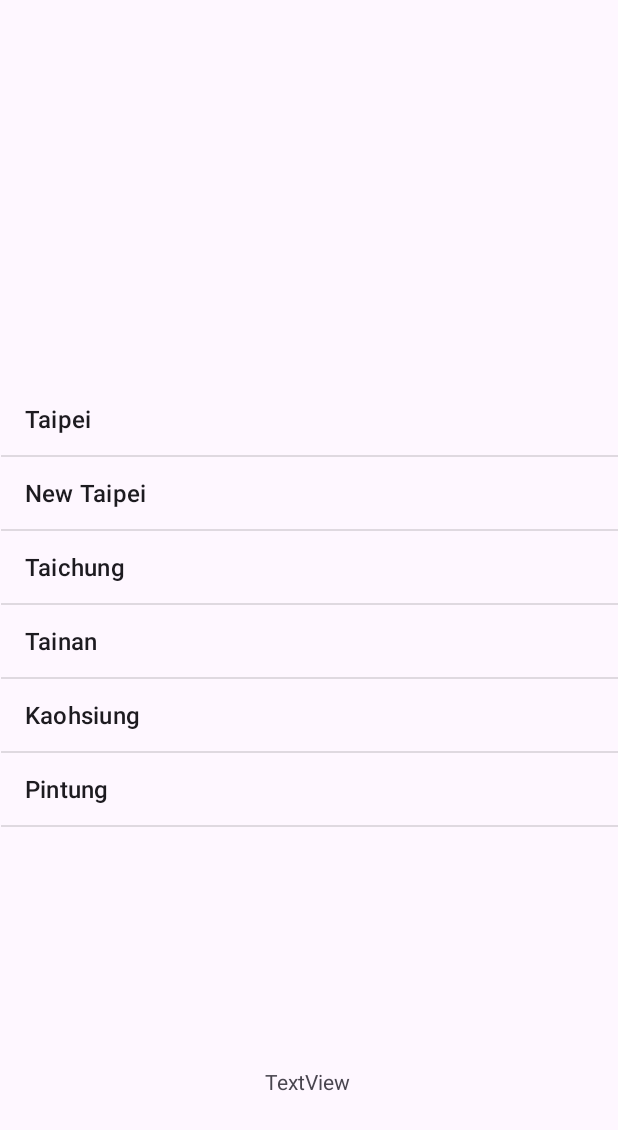
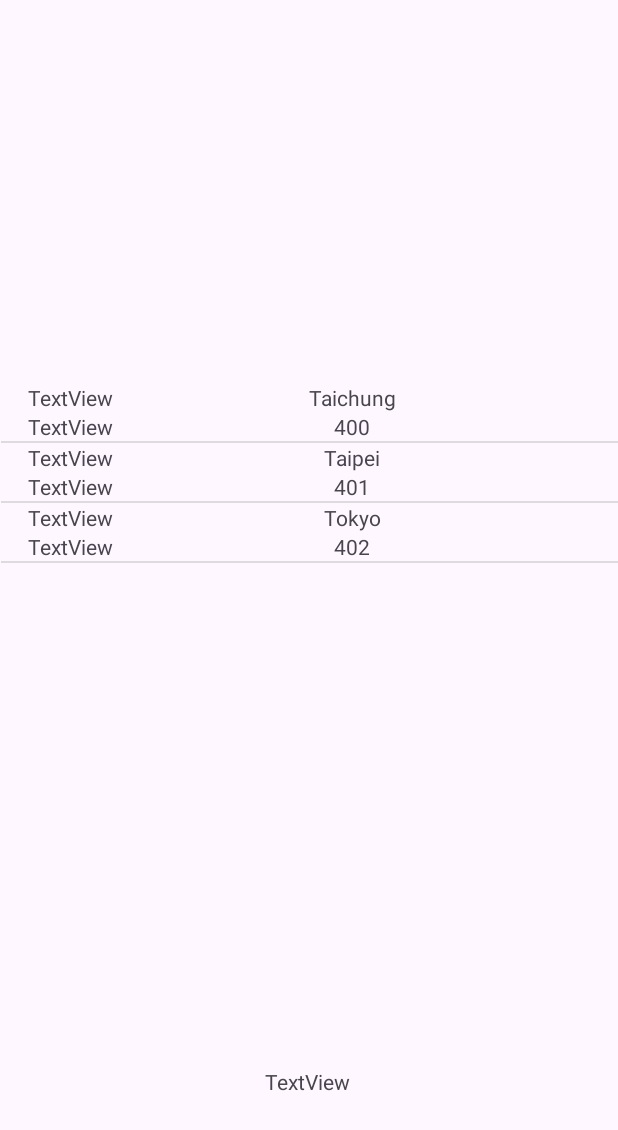
Before and after one commit to Roberthsuan/Advancedwidget, an Android app: the screen it shows after launch (MainActivity), on a phone screen of 412 x 824 dp. Shown: the top 1130 px of the screen. Run offline under Robolectric (Android 15) with nearby library versions, the phone set to English and light mode, and no system bars.

Commit message:
透過客製化Adapter與樣式xml方法，讓listview內容自動變化

```diff
--- /dev/null
+++ b/ListViewTest/app/src/main/java/com/example/listviewtest/City.java
@@ -0,0 +1,11 @@
+package com.example.listviewtest;
+
+public class City {
+    public String name;
+    public int zipcode;
+
+    public City(String name, int zipcode){
+        this.name=name;
+        this.zipcode=zipcode;
+    }
+}
--- a/ListViewTest/app/src/main/java/com/example/listviewtest/MainActivity.java
+++ b/ListViewTest/app/src/main/java/com/example/listviewtest/MainActivity.java
@@ -1,20 +1,52 @@
 package com.example.listviewtest;
 
+import android.content.Context;
 import android.os.Bundle;
+import android.view.LayoutInflater;
 import android.view.View;
+import android.view.ViewGroup;
 import android.widget.AdapterView;
+import android.widget.ArrayAdapter;
 import android.widget.ListView;
 import android.widget.TextView;
 import android.widget.Toast;
 
 import androidx.activity.EdgeToEdge;
+import androidx.annotation.NonNull;
 import androidx.appcompat.app.AlertDialog;
 import androidx.appcompat.app.AppCompatActivity;
 import androidx.core.graphics.Insets;
 import androidx.core.view.ViewCompat;
 import androidx.core.view.WindowInsetsCompat;
 
+import java.util.ArrayList;
+import java.util.Arrays;
+import java.util.List;
+
 public class MainActivity extends AppCompatActivity implements AdapterView.OnItemClickListener {
+    private ListView cityListView;
+    private List<String> cities = new ArrayList<String>();
+
+    private class CityAdapter extends ArrayAdapter<City>{
+        public CityAdapter(@NonNull Context context, ArrayList<City> cities) {
+            super(context,0,cities);
+        }
+
+        @Override
+        public View getView(int position, View convertView, ViewGroup parent){
+            City city = getItem(position);
+
+            if(convertView==null){
+                convertView= LayoutInflater.from(getContext()).inflate(R.layout.city_information,parent,false);
+            }
+            TextView tv_cityname =(TextView) convertView.findViewById(R.id.cityname);
+            TextView tv_zipcode=(TextView) convertView.findViewById(R.id.zipcode);
+
+            tv_cityname.setText(city.name);
+            tv_zipcode.setText(String.valueOf(city.zipcode));
+            return convertView;
+        }
+    }
 
     @Override
     protected void onCreate(Bundle savedInstanceState) {
@@ -26,21 +58,43 @@ public class MainActivity extends AppCompatActivity implements AdapterView.OnIte
             v.setPadding(systemBars.left, systemBars.top, systemBars.right, systemBars.bottom);
             return insets;
         });
-        ListView lv=(ListView) findViewById(R.id.citylistview);
-        lv.setOnItemClickListener(this);
+//        ListView lv = (ListView) findViewById(R.id.citylistview);
+//        lv.setOnItemClickListener(this);
+        cityListView=(ListView) findViewById(R.id.citylistview);
+        setCities();
+        cityListView.setOnItemClickListener(this);
+    }
+
+    public void setCities() {
+//        cities = new ArrayList<>(Arrays.asList(getResources().getStringArray(R.array.cities)));
+//        cities.add("Hualien");
+//        cities.add("Tokyo");
+//        cities.add("Okinawa");
+//
+//        ArrayAdapter<String> adapter = new ArrayAdapter<>(this, android.R.layout.simple_list_item_1, cities);
+//        cityListView.setAdapter(adapter);
+
+
+        ArrayList<City> cityList = new ArrayList<>();
+        cityList.add(new City("Taichung", 400));
+        cityList.add(new City("Taipei", 401));
+        cityList.add(new City("Tokyo", 402));
+
+        CityAdapter adapter = new CityAdapter(this, cityList);
+        cityListView.setAdapter(adapter);
     }
 
     @Override
     public void onItemClick(AdapterView<?> adapterView, View view, int i, long l) {
-        TextView tv=(TextView) findViewById(R.id.textView);
-        String[] citiesArray= getResources().getStringArray(R.array.cities);
-        AlertDialog.Builder dialog=new AlertDialog.Builder(this);
+        TextView tv = (TextView) findViewById(R.id.textView);
+        //String[] citiesArray = getResources().getStringArray(R.array.cities);
+        AlertDialog.Builder dialog = new AlertDialog.Builder(this);
         dialog.setTitle("city");
-        dialog.setMessage("ur choice:"+citiesArray[i]);
+        dialog.setMessage("ur choice:" + cities.get(i));
         dialog.setCancelable(true);
-        dialog.setPositiveButton("confirm",null);
-        dialog.setNeutralButton("cancel",null);
-        dialog.setNegativeButton("discard",null);
+        dialog.setPositiveButton("confirm", null);
+        dialog.setNeutralButton("cancel", null);
+        dialog.setNegativeButton("discard", null);
         dialog.show();
 
         //tv.setText("您選擇的是:"+citiesArray[i]);
--- /dev/null
+++ b/ListViewTest/app/src/main/res/layout/city_information.xml
@@ -0,0 +1,58 @@
+<?xml version="1.0" encoding="utf-8"?>
+<androidx.constraintlayout.widget.ConstraintLayout xmlns:android="http://schemas.android.com/apk/res/android"
+    xmlns:app="http://schemas.android.com/apk/res-auto"
+    xmlns:tools="http://schemas.android.com/tools"
+    android:layout_width="match_parent"
+    android:layout_height="match_parent">
+
+    <LinearLayout
+        android:layout_width="376dp"
+        android:layout_height="wrap_content"
+        android:orientation="vertical"
+        app:layout_constraintBottom_toBottomOf="parent"
+        app:layout_constraintEnd_toEndOf="parent"
+        app:layout_constraintStart_toStartOf="parent"
+        app:layout_constraintTop_toTopOf="parent">
+
+        <LinearLayout
+            android:layout_width="match_parent"
+            android:layout_height="wrap_content"
+            android:orientation="horizontal">
+
+            <TextView
+                android:id="@+id/textView6"
+                android:layout_width="wrap_content"
+                android:layout_height="wrap_content"
+                android:layout_weight="1"
+                android:text="TextView" />
+
+            <TextView
+                android:id="@+id/cityname"
+                android:layout_width="wrap_content"
+                android:layout_height="wrap_content"
+                android:layout_weight="1"
+                android:text="TextView" />
+
+        </LinearLayout>
+
+        <LinearLayout
+            android:layout_width="match_parent"
+            android:layout_height="wrap_content"
+            android:orientation="horizontal">
+
+            <TextView
+                android:id="@+id/textView9"
+                android:layout_width="wrap_content"
+                android:layout_height="wrap_content"
+                android:layout_weight="1"
+                android:text="TextView" />
+
+            <TextView
+                android:id="@+id/zipcode"
+                android:layout_width="wrap_content"
+                android:layout_height="wrap_content"
+                android:layout_weight="1"
+                android:text="TextView" />
+        </LinearLayout>
+    </LinearLayout>
+</androidx.constraintlayout.widget.ConstraintLayout>
```
